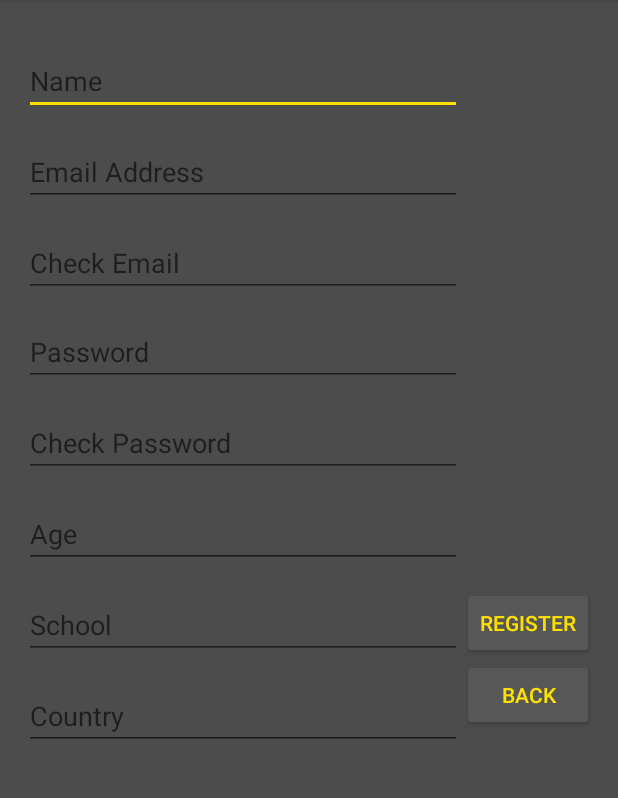
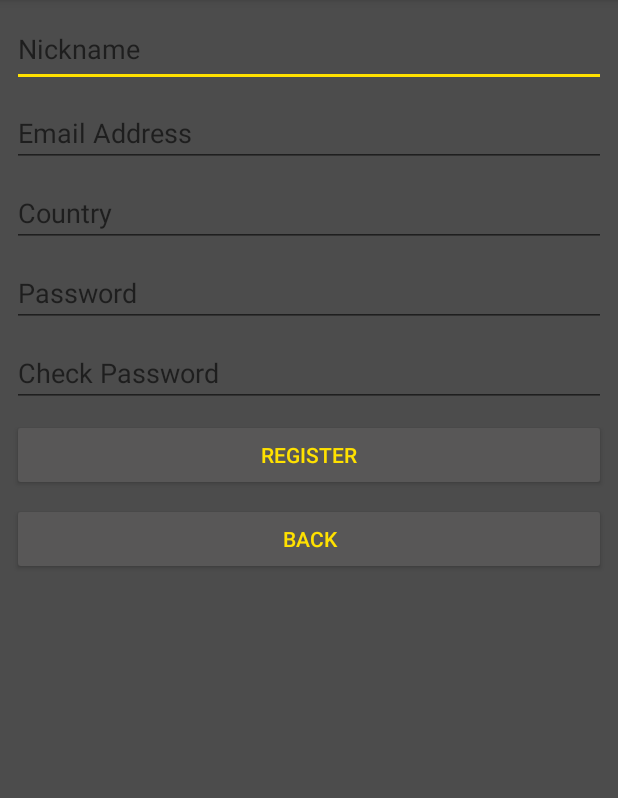
Before and after one commit to MarekHavel/BrainStorm, an Android app: the screen it shows after launch (Register_Activity before the commit, logon_register after it), after a tap on "REGISTER", on a phone screen of 412 x 824 dp, the part 84-882 px from its top. Run offline under Robolectric (Android 15) with nearby library versions, the phone set to English and light mode, and no system bars.

Commit message:
New register activity, added a bit of responsiveness. -Marek Havel, CZE rebase on 11/03/2018

```diff
--- a/Source code/MyApplication/app/src/main/java/com/example/euapp16/myapplication/MainActivity.java
+++ b/Source code/MyApplication/app/src/main/java/com/example/euapp16/myapplication/MainActivity.java
@@ -21,21 +21,22 @@ public class MainActivity extends AppCompatActivity {
         super.onCreate(savedInstanceState);
         setContentView(R.layout.activity_main);
 
-        /** Finds all required objects in the current View **/
-        buttonLogin = (Button) findViewById(R.id.buttonLogin);
-        buttonRegister = (Button) findViewById(R.id.buttonRegister);
-        editTextName = (EditText) findViewById(R.id.editText);
-        editTextPasswd = (EditText) findViewById(R.id.editText2);
+        /* Finds all required objects in the current View */
+        buttonLogin = findViewById(R.id.buttonLogin);
+        buttonRegister = findViewById(R.id.buttonRegister);
+        editTextName = findViewById(R.id.editText);
+        editTextPasswd = findViewById(R.id.editText2);
 
-        /** Sends you off to the Registration activity **/
+        /* Sends you off to the Registration activity */
+
         buttonRegister.setOnClickListener(new View.OnClickListener() {
             public void onClick(View v) {
-                intentMain = new Intent (getApplicationContext(), Register_Activity.class);
+                intentMain = new Intent (getApplicationContext(), logon_register.class);
                 startActivity(intentMain);
             }
         });
 
-        /* TEMPORARY - replace with database login check */
+        /* TODO - replace with database login check */
         buttonLogin.setOnClickListener(new View.OnClickListener() {
             @Override
             public void onClick(View v) {String n = editTextName.getText().toString();
--- a/Source code/MyApplication/app/src/main/java/com/example/euapp16/myapplication/Register_Activity.java
+++ /dev/null
@@ -1,38 +0,0 @@
-package com.example.euapp16.myapplication;
-
-import android.content.Intent;
-import android.support.v7.app.AppCompatActivity;
-import android.os.Bundle;
-import android.view.View;
-import android.widget.Button;
-import android.widget.EditText;
-import android.widget.Toast;
-
-public class Register_Activity extends AppCompatActivity {
-
-    Button buttonBack,buttonRegister;
-
-    @Override
-    protected void onCreate(Bundle savedInstanceState) {
-        super.onCreate(savedInstanceState);
-        setContentView(R.layout.register_activity);
-
-        /** Finds all required objects in the current View **/
-        buttonBack = (Button) findViewById(R.id.buttonBack);
-        buttonRegister = (Button) findViewById(R.id.buttonRegister);
-
-        /** Return to previous activity **/
-        buttonBack.setOnClickListener(new View.OnClickListener() {
-            public void onClick(View v) {
-                finish();
-            }
-        });
-
-        /* Temporary - replace with database registration code */
-        buttonRegister.setOnClickListener(new View.OnClickListener() {
-            public void onClick(View v) {
-                Toast.makeText(getApplicationContext(), "Feature TBD. ETA: November 2k17", Toast.LENGTH_SHORT).show();
-            }
-        });
-    }
-}
--- /dev/null
+++ b/Source code/MyApplication/app/src/main/java/com/example/euapp16/myapplication/logon_register.java
@@ -0,0 +1,61 @@
+package com.example.euapp16.myapplication;
+
+import android.support.v7.app.AppCompatActivity;
+import android.os.Bundle;
+import android.view.View;
+import android.widget.Button;
+import android.widget.EditText;
+import android.widget.Toast;
+
+public class logon_register extends AppCompatActivity {
+
+    Button buttonRegister, buttonBack;
+    EditText editTextNick, editTextEmail, editTextCountry, editTextPassword, editTextPasswordCheck;
+    String passwd, passwdCheck, email, nick, country;
+
+
+    @Override
+    protected void onCreate(Bundle savedInstanceState) {
+        super.onCreate(savedInstanceState);
+        setContentView(R.layout.activity_logon_register);
+
+        buttonRegister = findViewById(R.id.buttonRegister);
+        buttonBack = findViewById(R.id.register_buttonBack);
+
+        editTextNick = findViewById(R.id.editTextnickname_register);
+        editTextEmail = findViewById(R.id.editTextEmail_register);
+        editTextPassword = findViewById(R.id.editTextPassword_register);
+        editTextPasswordCheck = findViewById(R.id.editTextCheckPassword_register);
+        editTextCountry = findViewById(R.id.editTextCountry_register);
+
+        buttonBack.setOnClickListener(new View.OnClickListener() {
+            @Override
+            public void onClick(View view) {
+                finish();
+            }
+        });
+
+        buttonRegister.setOnClickListener(new View.OnClickListener() {
+            @Override
+            public void onClick(View view) {
+                passwd = editTextPassword.getText().toString();
+                passwdCheck = editTextPasswordCheck.getText().toString();
+                email = editTextEmail.getText().toString();
+                nick = editTextNick.getText().toString();
+                country = editTextCountry.getText().toString();
+
+                if (!passwd.equals(passwdCheck) || passwd.length()<8)
+                {Toast.makeText(logon_register.this, "Passwords not matching or too simple. Try more than 8 characters.", Toast.LENGTH_SHORT).show();}
+                else if (!email.isEmpty()) {Toast.makeText(logon_register.this, "Email not entered.", Toast.LENGTH_SHORT).show();}
+                else if (!country.isEmpty()) {Toast.makeText(logon_register.this, "Country not entered", Toast.LENGTH_SHORT).show();}
+                else if (!nick.isEmpty()) {Toast.makeText(logon_register.this, "Nickname not entered", Toast.LENGTH_SHORT).show();}
+                else {Toast.makeText(logon_register.this, "not implemented yet", Toast.LENGTH_SHORT).show();} /*TODO*/
+
+
+            }
+        });
+    }
+    public void pass(){
+        /**/
+    }
+}
--- /dev/null
+++ b/Source code/MyApplication/app/src/main/res/layout/activity_logon_register.xml
@@ -0,0 +1,103 @@
+<?xml version="1.0" encoding="utf-8"?>
+<android.support.constraint.ConstraintLayout xmlns:android="http://schemas.android.com/apk/res/android"
+    xmlns:app="http://schemas.android.com/apk/res-auto"
+    xmlns:tools="http://schemas.android.com/tools"
+    android:layout_width="match_parent"
+    android:layout_height="match_parent"
+    tools:context="com.example.euapp16.myapplication.logon_register">
+
+    <EditText
+        android:id="@+id/editTextnickname_register"
+        android:layout_width="0dp"
+        android:layout_height="50dp"
+        android:layout_marginEnd="8dp"
+        android:layout_marginStart="8dp"
+        android:layout_marginTop="8dp"
+        android:ems="10"
+        android:hint="@string/nickname"
+        android:inputType="textPersonName"
+        app:layout_constraintEnd_toEndOf="parent"
+        app:layout_constraintStart_toStartOf="parent"
+        app:layout_constraintTop_toTopOf="parent" />
+
+    <EditText
+        android:id="@+id/editTextEmail_register"
+        android:layout_width="0dp"
+        android:layout_height="wrap_content"
+        android:layout_marginEnd="8dp"
+        android:layout_marginStart="8dp"
+        android:layout_marginTop="8dp"
+        android:ems="10"
+        android:hint="@string/email_address"
+        android:inputType="textEmailAddress"
+        app:layout_constraintEnd_toEndOf="parent"
+        app:layout_constraintStart_toStartOf="parent"
+        app:layout_constraintTop_toBottomOf="@+id/editTextnickname_register" />
+
+    <EditText
+        android:id="@+id/editTextPassword_register"
+        android:layout_width="0dp"
+        android:layout_height="wrap_content"
+        android:layout_marginEnd="8dp"
+        android:layout_marginStart="8dp"
+        android:layout_marginTop="8dp"
+        android:ems="10"
+        android:hint="@string/password"
+        android:inputType="textPassword"
+        app:layout_constraintEnd_toEndOf="parent"
+        app:layout_constraintStart_toStartOf="parent"
+        app:layout_constraintTop_toBottomOf="@+id/editTextCountry_register" />
+
+    <EditText
+        android:id="@+id/editTextCheckPassword_register"
+        android:layout_width="0dp"
+        android:layout_height="wrap_content"
+        android:layout_marginEnd="8dp"
+        android:layout_marginStart="8dp"
+        android:layout_marginTop="8dp"
+        android:ems="10"
+        android:hint="@string/check_password"
+        android:inputType="textPassword"
+        app:layout_constraintEnd_toEndOf="parent"
+        app:layout_constraintStart_toStartOf="parent"
+        app:layout_constraintTop_toBottomOf="@+id/editTextPassword_register" />
+
+    <EditText
+        android:id="@+id/editTextCountry_register"
+        android:layout_width="0dp"
+        android:layout_height="wrap_content"
+        android:layout_marginEnd="8dp"
+        android:layout_marginStart="8dp"
+        android:layout_marginTop="8dp"
+        android:ems="10"
+        android:hint="@string/country"
+        android:inputType="textPostalAddress"
+        app:layout_constraintEnd_toEndOf="parent"
+        app:layout_constraintStart_toStartOf="parent"
+        app:layout_constraintTop_toBottomOf="@+id/editTextEmail_register" />
+
+    <Button
+        android:id="@+id/buttonRegister"
+        android:layout_width="0dp"
+        android:layout_height="wrap_content"
+        android:layout_marginEnd="8dp"
+        android:layout_marginStart="8dp"
+        android:layout_marginTop="8dp"
+        android:text="@string/register"
+        app:layout_constraintEnd_toEndOf="parent"
+        app:layout_constraintStart_toStartOf="parent"
+        app:layout_constraintTop_toBottomOf="@+id/editTextCheckPassword_register" />
+
+    <Button
+        android:id="@+id/register_buttonBack"
+        android:layout_width="0dp"
+        android:layout_height="wrap_content"
+        android:layout_marginEnd="8dp"
+        android:layout_marginStart="8dp"
+        android:layout_marginTop="8dp"
+        android:text="@string/back"
+        app:layout_constraintEnd_toEndOf="parent"
+        app:layout_constraintStart_toStartOf="parent"
+        app:layout_constraintTop_toBottomOf="@+id/buttonRegister" />
+
+</android.support.constraint.ConstraintLayout>
--- a/Source code/MyApplication/app/src/main/res/layout/register_activity.xml
+++ /dev/null
@@ -1,144 +0,0 @@
-<?xml version="1.0" encoding="utf-8"?>
-<RelativeLayout xmlns:android="http://schemas.android.com/apk/res/android"
-    xmlns:tools="http://schemas.android.com/tools"
-    android:id="@+id/register_activity"
-    android:layout_width="match_parent"
-    android:layout_height="match_parent"
-    android:paddingBottom="@dimen/activity_vertical_margin"
-    android:paddingLeft="@dimen/activity_horizontal_margin"
-    android:paddingRight="@dimen/activity_horizontal_margin"
-    android:paddingTop="@dimen/activity_vertical_margin"
-    tools:context="com.example.euapp16.myapplication.Register_Activity">
-
-    <Button
-        android:text="@string/register"
-        android:layout_width="wrap_content"
-        android:layout_height="wrap_content"
-        android:id="@+id/buttonRegister"
-        android:layout_alignBottom="@+id/editTextSchool"
-        android:layout_alignParentRight="true"
-        android:layout_alignParentEnd="true" />
-
-    <EditText
-        android:layout_width="wrap_content"
-        android:layout_height="wrap_content"
-        android:inputType="text"
-        android:hint="@string/name"
-        android:ems="10"
-        android:layout_marginTop="15dp"
-        android:id="@+id/editTextName"
-        android:layout_alignParentTop="true"
-        android:layout_alignParentLeft="true"
-        android:layout_alignParentStart="true"
-        android:layout_alignRight="@+id/editTextEmail"
-        android:layout_alignEnd="@+id/editTextEmail" />
-
-    <EditText
-        android:layout_width="wrap_content"
-        android:layout_height="wrap_content"
-        android:inputType="textEmailAddress"
-        android:hint="@string/email_address"
-        android:ems="10"
-        android:layout_marginTop="15dp"
-        android:id="@+id/editTextEmail"
-        android:layout_below="@+id/editTextName"
-        android:layout_alignParentLeft="true"
-        android:layout_alignParentStart="true"
-        android:layout_alignRight="@+id/editTextCheckEmail"
-        android:layout_alignEnd="@+id/editTextCheckEmail" />
-
-    <EditText
-        android:id="@+id/editTextCheckPassword"
-        android:layout_width="wrap_content"
-        android:layout_height="wrap_content"
-        android:layout_alignParentLeft="true"
-        android:layout_alignParentStart="true"
-        android:layout_below="@+id/editTextPassword"
-        android:layout_marginTop="15dp"
-        android:ems="10"
-        android:fontFamily="sans-serif"
-        android:hint="@string/check_password"
-        android:inputType="textPassword"
-        android:layout_alignRight="@+id/editTextAge"
-        android:layout_alignEnd="@+id/editTextAge" />
-
-    <EditText
-        android:layout_width="wrap_content"
-        android:layout_height="wrap_content"
-        android:inputType="textEmailAddress"
-        android:ems="10"
-        android:layout_marginTop="15dp"
-        android:id="@+id/editTextCheckEmail"
-        android:hint="@string/check_email"
-        android:layout_below="@+id/editTextEmail"
-        android:layout_alignParentLeft="true"
-        android:layout_alignParentStart="true"
-        android:layout_alignRight="@+id/editTextPassword"
-        android:layout_alignEnd="@+id/editTextPassword" />
-
-    <EditText
-        android:id="@+id/editTextPassword"
-        android:layout_width="wrap_content"
-        android:layout_height="wrap_content"
-        android:layout_alignParentLeft="true"
-        android:layout_alignParentStart="true"
-        android:layout_below="@+id/editTextCheckEmail"
-        android:layout_marginTop="14dp"
-        android:ems="10"
-        android:fontFamily="sans-serif"
-        android:hint="@string/password"
-        android:inputType="textPassword"
-        android:layout_toLeftOf="@+id/buttonRegister"
-        android:layout_toStartOf="@+id/buttonRegister" />
-
-    <EditText
-        android:layout_width="wrap_content"
-        android:layout_height="wrap_content"
-        android:inputType="textPersonName"
-        android:hint="@string/school"
-        android:ems="10"
-        android:id="@+id/editTextSchool"
-        android:layout_below="@+id/editTextAge"
-        android:layout_alignParentLeft="true"
-        android:layout_alignParentStart="true"
-        android:layout_marginTop="15dp"
-        android:layout_toLeftOf="@+id/buttonRegister"
-        android:layout_toStartOf="@+id/buttonRegister" />
-
-    <EditText
-        android:layout_width="wrap_content"
-        android:layout_height="wrap_content"
-        android:inputType="textPersonName"
-        android:hint="@string/country"
-        android:ems="10"
-        android:id="@+id/editTextCountry"
-        android:layout_below="@+id/buttonRegister"
-        android:layout_alignParentLeft="true"
-        android:layout_alignParentStart="true"
-        android:layout_marginTop="15dp"
-        android:layout_toLeftOf="@+id/buttonBack"
-        android:layout_toStartOf="@+id/buttonBack" />
-
-    <EditText
-        android:layout_width="wrap_content"
-        android:layout_height="wrap_content"
-        android:inputType="textPersonName"
-        android:hint="@string/age"
-        android:ems="10"
-        android:id="@+id/editTextAge"
-        android:layout_below="@+id/editTextCheckPassword"
-        android:layout_alignParentLeft="true"
-        android:layout_alignParentStart="true"
-        android:layout_marginTop="15dp"
-        android:layout_toLeftOf="@+id/buttonBack"
-        android:layout_toStartOf="@+id/buttonBack" />
-
-    <Button
-        android:text="@string/back"
-        android:layout_width="wrap_content"
-        android:layout_height="wrap_content"
-        android:layout_below="@+id/buttonRegister"
-        android:layout_alignRight="@+id/buttonRegister"
-        android:layout_alignEnd="@+id/buttonRegister"
-        android:id="@+id/buttonBack" />
-</RelativeLayout>
--- a/Source code/MyApplication/app/src/main/res/values/strings.xml
+++ b/Source code/MyApplication/app/src/main/res/values/strings.xml
@@ -1,16 +1,13 @@
 <resources>
     <string name="app_name">Brainstorm</string>
-    <string name="name">Name</string>
-    <string name="age">Age</string>
-    <string name="check_email">Check Email</string>
+    <string name="birthday">Birthday</string>
     <string name="check_password">Check Password</string>
     <string name="country">Country</string>
-    <string name="email_address">Email Address</string>
+    <string name="email_address" translatable="false">Email Address</string>
     <string name="password">Password</string>
     <string name="register">Register</string>
-    <string name="school">School</string>
     <string name="back">Back</string>
     <string name="login">Login</string>
     <string name="eu_app16_logo" translatable="false">EU-app16 logo</string>
-    <string name="nickname">Nickname (root)</string>
+    <string name="nickname">Nickname</string>
 </resources>
```
Also changed, not shown: Source code/MyApplication/app/build.gradle (+7 -6 lines), Source code/MyApplication/app/src/main/AndroidManifest.xml (+5 -3 lines), Source code/MyApplication/build.gradle (+6 -1 lines), Source code/MyApplication/gradle/wrapper/gradle-wrapper.properties, 2 other files.
